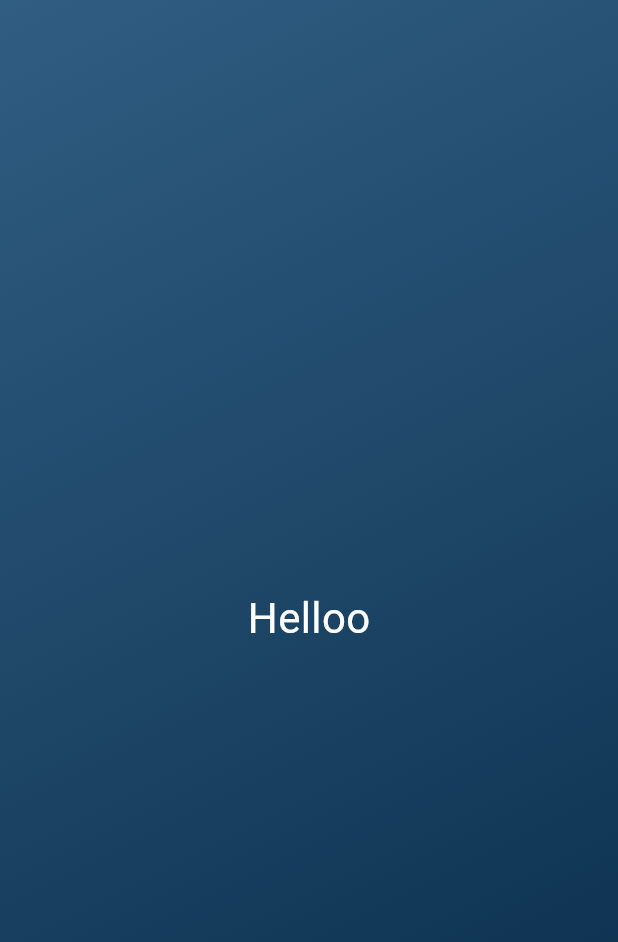
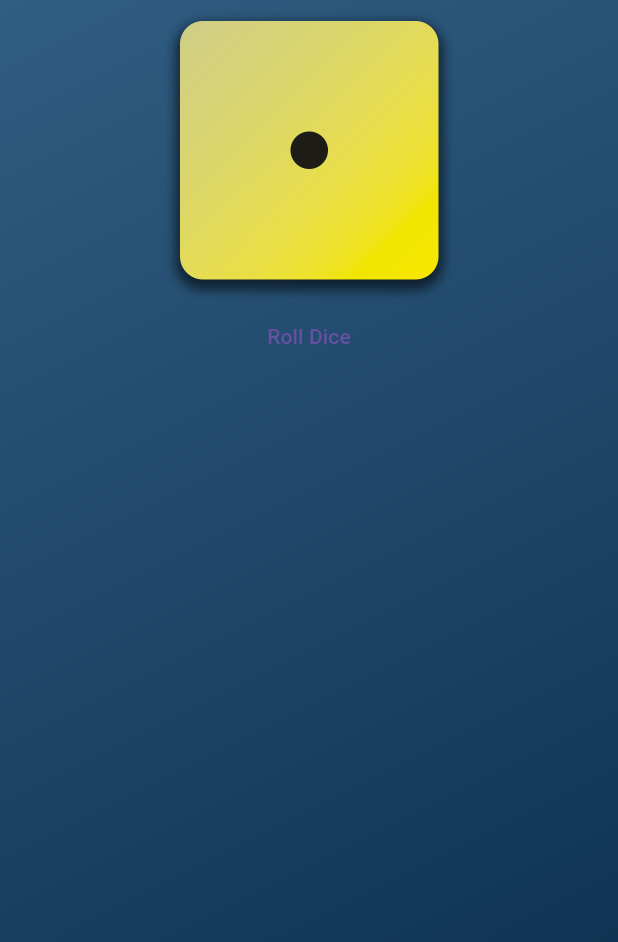
Before and after one commit to ahmedsilinii/roll_dice, a Flutter app: the screen it shows after launch, on a phone screen of 412 x 824 dp. Shown: the top 942 px of the screen. Run offline on Flutter 3.47's test engine with Material 3 defaults, Android fonts, the phone set to English and light mode, and no system bars.

Commit message:
added a text button and the assets

```diff
--- a/lib/gradient_container.dart
+++ b/lib/gradient_container.dart
@@ -7,8 +7,14 @@ const endAlignment = Alignment.bottomRight;
 class GradientContainer extends StatelessWidget {
   const GradientContainer(this.color1, this.color2, {super.key});
 
+  const GradientContainer.purple()
+      : color1 = Colors.deepPurple,
+        color2 = Colors.indigo;
+
   final Color color1;
   final Color color2;
+
+  void rollDice() {}
 
   @override
   Widget build(BuildContext context) {
@@ -20,8 +26,20 @@ class GradientContainer extends StatelessWidget {
           colors: [color1, color2],
         ),
       ),
-      child: const Center(
-        child: StyledText('Helloo'),
+      child: Center(
+        child: Column(
+          children: [
+            Image.asset(
+              'assets/images/dice-1.png',
+              width: 200,
+              height: 200,
+            ),
+            TextButton(
+              onPressed: rollDice,
+              child: const Text('Roll Dice'),
+            )
+          ],
+        ),
       ),
     );
   }
--- a/lib/main.dart
+++ b/lib/main.dart
@@ -1,5 +1,4 @@
 import 'package:flutter/material.dart';
-import 'package:flutter/widgets.dart';
 import 'package:roll_dice/gradient_container.dart';
 
 void main() {
```
Also changed, not shown: pubspec.yaml (+7 -3 lines), assets/images/dice-1.png (added), assets/images/dice-2.png (added), assets/images/dice-3.png (added), assets/images/dice-4.png (added), assets/images/dice-5.png (added), assets/images/dice-6.png (added).
